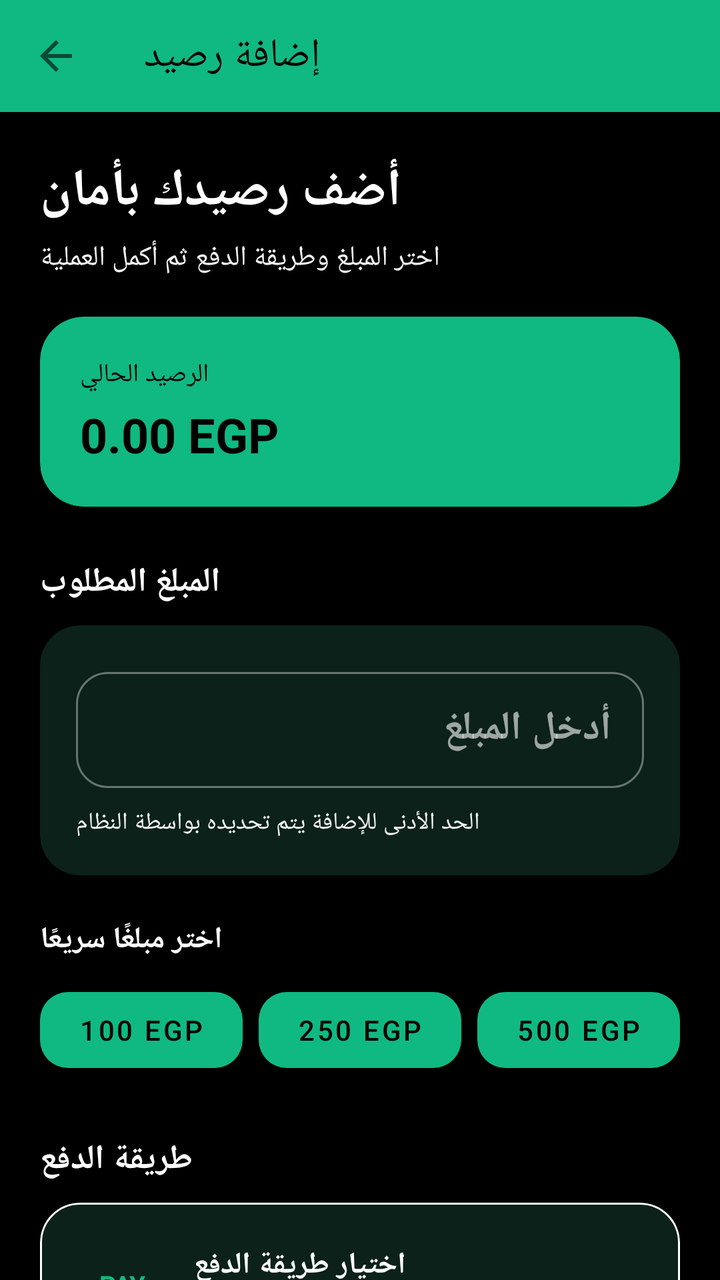
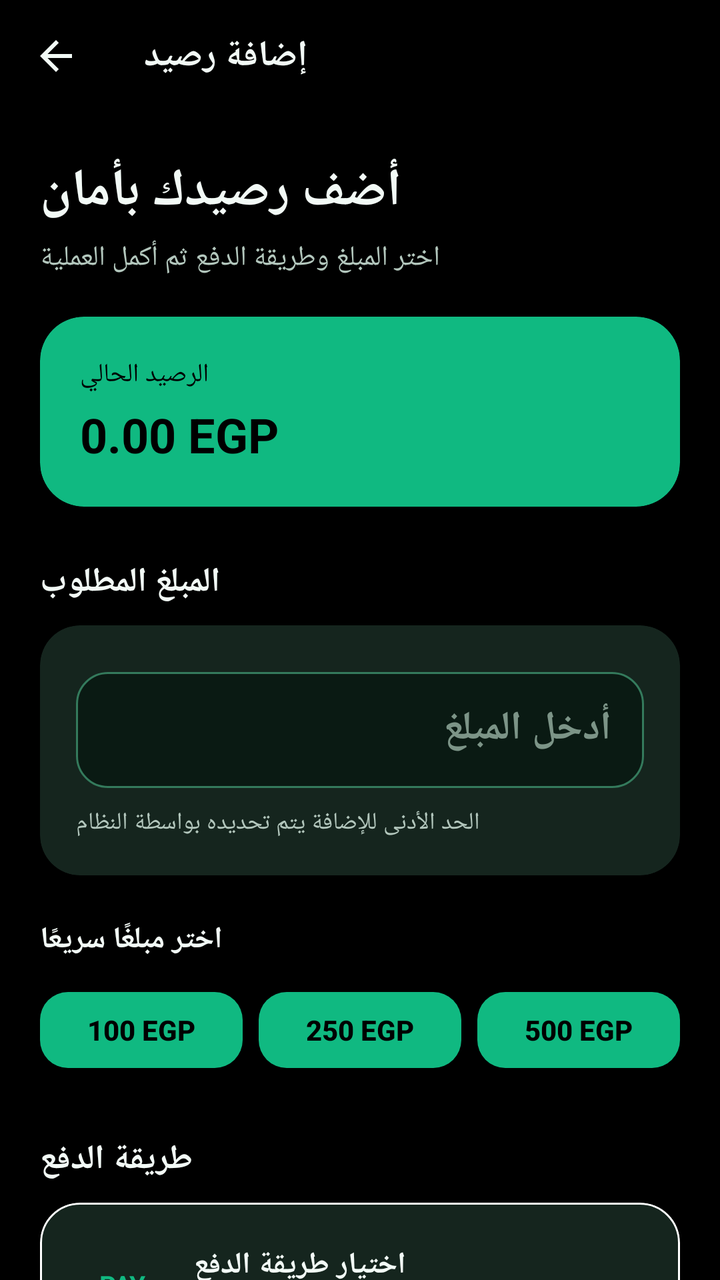

Screens rendered from an Android XML layout before and after an edit, with the pre-edit source and the edit as a unified diff.
<!-- AndroidManifest.xml: application theme Theme.Gameora -->
<!-- res/layout/activity_payment.xml -->
<?xml version="1.0" encoding="utf-8"?>
<FrameLayout
    xmlns:android="http://schemas.android.com/apk/res/android"
    xmlns:app="http://schemas.android.com/apk/res-auto"
    android:layout_width="match_parent"
    android:layout_height="match_parent"
    android:background="@color/background">

    <androidx.core.widget.NestedScrollView
        android:id="@+id/payment_scroll"
        android:layout_width="match_parent"
        android:layout_height="match_parent"
        android:fillViewport="true"
        android:clipToPadding="false"
        android:overScrollMode="never">

        <LinearLayout
            android:layout_width="match_parent"
            android:layout_height="wrap_content"
            android:orientation="vertical"
            android:paddingBottom="36dp">

            

            <com.google.android.material.appbar.MaterialToolbar
                android:id="@+id/toolbar"
                android:layout_width="match_parent"
                android:layout_height="?attr/actionBarSize"
                android:background="@color/brand_primary"
                app:navigationIcon="?attr/homeAsUpIndicator"
                app:title="إضافة رصيد"
                app:titleTextColor="@color/text_inverse" />

            

            <LinearLayout
                android:layout_width="match_parent"
                android:layout_height="wrap_content"
                android:orientation="vertical"
                android:paddingStart="20dp"
                android:paddingTop="22dp"
                android:paddingEnd="20dp">

                <TextView
                    android:layout_width="wrap_content"
                    android:layout_height="wrap_content"
                    android:text="أضف رصيدك بأمان"
                    android:textColor="@color/text_primary"
                    android:textSize="26sp"
                    android:textStyle="bold" />

                <TextView
                    android:layout_width="wrap_content"
                    android:layout_height="wrap_content"
                    android:layout_marginTop="6dp"
                    android:text="اختر المبلغ وطريقة الدفع ثم أكمل العملية"
                    android:textColor="@color/text_secondary"
                    android:textSize="14sp" />

            </LinearLayout>

            

            <com.google.android.material.card.MaterialCardView
                android:layout_width="match_parent"
                android:layout_height="wrap_content"
                android:layout_marginStart="20dp"
                android:layout_marginTop="20dp"
                android:layout_marginEnd="20dp"
                app:cardBackgroundColor="@color/brand_primary"
                app:cardCornerRadius="22dp"
                app:cardElevation="3dp">

                <LinearLayout
                    android:layout_width="match_parent"
                    android:layout_height="wrap_content"
                    android:orientation="vertical"
                    android:padding="20dp">

                    <TextView
                        android:layout_width="wrap_content"
                        android:layout_height="wrap_content"
                        android:text="الرصيد الحالي"
                        android:textColor="@color/text_inverse"
                        android:textSize="13sp" />

                    <TextView
                        android:id="@+id/payment_current_balance"
                        android:layout_width="wrap_content"
                        android:layout_height="wrap_content"
                        android:layout_marginTop="5dp"
                        android:text="0.00 EGP"
                        android:textColor="@color/text_inverse"
                        android:textSize="24sp"
                        android:textStyle="bold" />

                </LinearLayout>

            </com.google.android.material.card.MaterialCardView>

            

            <TextView
                android:layout_width="wrap_content"
                android:layout_height="wrap_content"
                android:layout_marginStart="20dp"
                android:layout_marginTop="26dp"
                android:text="المبلغ المطلوب"
                android:textColor="@color/text_primary"
                android:textSize="17sp"
                android:textStyle="bold" />

            <com.google.android.material.card.MaterialCardView
                android:layout_width="match_parent"
                android:layout_height="wrap_content"
                android:layout_marginStart="20dp"
                android:layout_marginTop="10dp"
                android:layout_marginEnd="20dp"
                app:cardCornerRadius="20dp"
                app:cardElevation="1dp">

                <LinearLayout
                    android:layout_width="match_parent"
                    android:layout_height="wrap_content"
                    android:orientation="vertical"
                    android:padding="18dp">

                    <com.google.android.material.textfield.TextInputLayout
                        android:id="@+id/payment_amount_layout"
                        style="@style/Widget.MaterialComponents.TextInputLayout.OutlinedBox"
                        android:layout_width="match_parent"
                        android:layout_height="wrap_content"
                        android:hint="أدخل المبلغ"
                        app:boxCornerRadiusBottomEnd="16dp"
                        app:boxCornerRadiusBottomStart="16dp"
                        app:boxCornerRadiusTopEnd="16dp"
                        app:boxCornerRadiusTopStart="16dp"
                        app:endIconMode="clear_text">

                        <com.google.android.material.textfield.TextInputEditText
                            android:id="@+id/payment_amount"
                            android:layout_width="match_parent"
                            android:layout_height="58dp"
                            android:inputType="numberDecimal"
                            android:maxLines="1"
                            android:paddingStart="16dp"
                            android:paddingEnd="16dp"
                            android:textSize="20sp"
                            android:textStyle="bold" />

                    </com.google.android.material.textfield.TextInputLayout>

                    <TextView
                        android:layout_width="wrap_content"
                        android:layout_height="wrap_content"
                        android:layout_marginTop="9dp"
                        android:text="الحد الأدنى للإضافة يتم تحديده بواسطة النظام"
                        android:textColor="@color/text_secondary"
                        android:textSize="12sp" />

                </LinearLayout>

            </com.google.android.material.card.MaterialCardView>

            

            <TextView
                android:layout_width="wrap_content"
                android:layout_height="wrap_content"
                android:layout_marginStart="20dp"
                android:layout_marginTop="22dp"
                android:text="اختر مبلغًا سريعًا"
                android:textColor="@color/text_primary"
                android:textSize="15sp"
                android:textStyle="bold" />

            <LinearLayout
                android:layout_width="match_parent"
                android:layout_height="wrap_content"
                android:layout_marginStart="20dp"
                android:layout_marginTop="10dp"
                android:layout_marginEnd="20dp"
                android:orientation="horizontal">

                <com.google.android.material.button.MaterialButton
                    android:id="@+id/payment_quick_100"
                    android:layout_width="0dp"
                    android:layout_height="50dp"
                    android:layout_weight="1"
                    android:text="100 EGP"
                    android:textAllCaps="false"
                    app:cornerRadius="14dp" />

                <Space
                    android:layout_width="8dp"
                    android:layout_height="1dp" />

                <com.google.android.material.button.MaterialButton
                    android:id="@+id/payment_quick_250"
                    android:layout_width="0dp"
                    android:layout_height="50dp"
                    android:layout_weight="1"
                    android:text="250 EGP"
                    android:textAllCaps="false"
                    app:cornerRadius="14dp" />

                <Space
                    android:layout_width="8dp"
                    android:layout_height="1dp" />

                <com.google.android.material.button.MaterialButton
                    android:id="@+id/payment_quick_500"
                    android:layout_width="0dp"
                    android:layout_height="50dp"
                    android:layout_weight="1"
                    android:text="500 EGP"
                    android:textAllCaps="false"
                    app:cornerRadius="14dp" />

            </LinearLayout>

            

            <TextView
                android:layout_width="wrap_content"
                android:layout_height="wrap_content"
                android:layout_marginStart="20dp"
                android:layout_marginTop="28dp"
                android:text="طريقة الدفع"
                android:textColor="@color/text_primary"
                android:textSize="17sp"
                android:textStyle="bold" />

            <com.google.android.material.card.MaterialCardView
                android:id="@+id/payment_method_card"
                android:layout_width="match_parent"
                android:layout_height="wrap_content"
                android:layout_marginStart="20dp"
                android:layout_marginTop="10dp"
                android:layout_marginEnd="20dp"
                android:clickable="true"
                android:focusable="true"
                android:foreground="?attr/selectableItemBackground"
                app:cardCornerRadius="20dp"
                app:cardElevation="1dp"
                app:strokeWidth="1dp">

                <LinearLayout
                    android:layout_width="match_parent"
                    android:layout_height="wrap_content"
                    android:gravity="center_vertical"
                    android:orientation="horizontal"
                    android:padding="17dp">

                    <TextView
                        android:id="@+id/payment_method_icon"
                        android:layout_width="48dp"
                        android:layout_height="48dp"
                        android:gravity="center"
                        android:text="PAY"
                        android:textColor="@color/brand_primary"
                        android:textSize="13sp"
                        android:textStyle="bold" />

                    <LinearLayout
                        android:layout_width="0dp"
                        android:layout_height="wrap_content"
                        android:layout_weight="1"
                        android:orientation="vertical"
                        android:paddingStart="12dp">

                        <TextView
                            android:id="@+id/payment_method_name"
                            android:layout_width="wrap_content"
                            android:layout_height="wrap_content"
                            android:text="اختيار طريقة الدفع"
                            android:textColor="@color/text_primary"
                            android:textSize="15sp"
                            android:textStyle="bold" />

                        <TextView
                            android:id="@+id/payment_method_description"
                            android:layout_width="wrap_content"
                            android:layout_height="wrap_content"
                            android:layout_marginTop="3dp"
                            android:text="سيتم عرض طرق الدفع المتاحة"
                            android:textColor="@color/text_secondary"
                            android:textSize="12sp" />

                    </LinearLayout>

                    <TextView
                        android:layout_width="wrap_content"
                        android:layout_height="wrap_content"
                        android:text="›"
                        android:textColor="@color/text_secondary"
                        android:textSize="28sp" />

                </LinearLayout>

            </com.google.android.material.card.MaterialCardView>

            

            <TextView
                android:layout_width="wrap_content"
                android:layout_height="wrap_content"
                android:layout_marginStart="20dp"
                android:layout_marginTop="28dp"
                android:text="ملخص العملية"
                android:textColor="@color/text_primary"
                android:textSize="17sp"
                android:textStyle="bold" />

            <com.google.android.material.card.MaterialCardView
                android:layout_width="match_parent"
                android:layout_height="wrap_content"
                android:layout_marginStart="20dp"
                android:layout_marginTop="10dp"
                android:layout_marginEnd="20dp"
                app:cardCornerRadius="20dp"
                app:cardElevation="1dp">

                <LinearLayout
                    android:layout_width="match_parent"
                    android:layout_height="wrap_content"
                    android:orientation="vertical"
                    android:padding="18dp">

                    <LinearLayout
                        android:layout_width="match_parent"
                        android:layout_height="wrap_content">

                        <TextView
                            android:layout_width="0dp"
                            android:layout_height="wrap_content"
                            android:layout_weight="1"
                            android:text="المبلغ"
                            android:textColor="@color/text_secondary" />

                        <TextView
                            android:id="@+id/payment_summary_amount"
                            android:layout_width="wrap_content"
                            android:layout_height="wrap_content"
                            android:text="0.00 EGP"
                            android:textColor="@color/text_primary"
                            android:textStyle="bold" />

                    </LinearLayout>

                    <LinearLayout
                        android:layout_width="match_parent"
                        android:layout_height="wrap_content"
                        android:layout_marginTop="12dp">

                        <TextView
                            android:layout_width="0dp"
                            android:layout_height="wrap_content"
                            android:layout_weight="1"
                            android:text="رسوم الدفع"
                            android:textColor="@color/text_secondary" />

                        <TextView
                            android:id="@+id/payment_fee"
                            android:layout_width="wrap_content"
                            android:layout_height="wrap_content"
                            android:text="0.00 EGP"
                            android:textColor="@color/text_primary" />

                    </LinearLayout>

                    <View
                        android:layout_width="match_parent"
                        android:layout_height="1dp"
                        android:layout_marginTop="16dp"
                        android:layout_marginBottom="16dp"
                        android:background="@color/divider" />

                    <LinearLayout
                        android:layout_width="match_parent"
                        android:layout_height="wrap_content">

                        <TextView
                            android:layout_width="0dp"
                            android:layout_height="wrap_content"
                            android:layout_weight="1"
                            android:text="الإجمالي"
                            android:textColor="@color/text_primary"
                            android:textSize="16sp"
                            android:textStyle="bold" />

                        <TextView
                            android:id="@+id/payment_total"
                            android:layout_width="wrap_content"
                            android:layout_height="wrap_content"
                            android:text="0.00 EGP"
                            android:textColor="@color/brand_primary"
                            android:textSize="19sp"
                            android:textStyle="bold" />

                    </LinearLayout>

                </LinearLayout>

            </com.google.android.material.card.MaterialCardView>

            

            <com.google.android.material.card.MaterialCardView
                android:layout_width="match_parent"
                android:layout_height="wrap_content"
                android:layout_marginStart="20dp"
                android:layout_marginTop="16dp"
                android:layout_marginEnd="20dp"
                app:cardCornerRadius="16dp"
                app:cardElevation="0dp">

                <LinearLayout
                    android:layout_width="match_parent"
                    android:layout_height="wrap_content"
                    android:orientation="vertical"
                    android:padding="15dp">

                    <TextView
                        android:layout_width="wrap_content"
                        android:layout_height="wrap_content"
                        android:text="عملية دفع آمنة"
                        android:textColor="@color/text_primary"
                        android:textSize="13sp"
                        android:textStyle="bold" />

                    <TextView
                        android:layout_width="match_parent"
                        android:layout_height="wrap_content"
                        android:layout_marginTop="4dp"
                        android:text="لن تتم إضافة الرصيد إلى محفظتك إلا بعد تأكيد نجاح عملية الدفع."
                        android:textColor="@color/text_secondary"
                        android:textSize="12sp" />

                </LinearLayout>

            </com.google.android.material.card.MaterialCardView>

            

            <com.google.android.material.button.MaterialButton
                android:id="@+id/payment_continue"
                android:layout_width="match_parent"
                android:layout_height="58dp"
                android:layout_marginStart="20dp"
                android:layout_marginTop="22dp"
                android:layout_marginEnd="20dp"
                android:text="المتابعة إلى الدفع"
                android:textAllCaps="false"
                android:textSize="16sp"
                android:textStyle="bold"
                app:cornerRadius="17dp" />

        </LinearLayout>

    </androidx.core.widget.NestedScrollView>

</FrameLayout>
<!-- resources referenced by this layout -->
<resources>
  <color name="divider">#1B3A2D</color>
  <color name="text_primary">#FFFFFF</color>
  <color name="text_secondary">#F5F5F5</color>
  <style name="Theme.Gameora" parent="Theme.MaterialComponents.DayNight.NoActionBar">
          <item name="colorPrimary">@color/brand_primary</item>
          <item name="colorPrimaryVariant">@color/brand_primary_dark</item>
          <item name="colorOnPrimary">@color/text_inverse</item>
          <item name="colorSecondary">@color/brand_secondary</item>
          <item name="colorOnSecondary">@color/text_inverse</item>
          <item name="colorAccent">@color/brand_accent</item>
          <item name="android:colorBackground">@color/bg_screen</item>
          <item name="android:windowBackground">@color/bg_screen</item>
          <item name="colorSurface">@color/bg_surface</item>
          <item name="colorOnSurface">@color/text_primary</item>
          <item name="colorError">@color/error_color</item>
  
          <item name="materialAlertDialogTheme">@style/Theme.Gameora.Dialog</item>
      </style>
  <color name="brand_primary_dark">#059669</color>
  <color name="brand_accent">#6EE7B7</color>
  <color name="bg_surface">#0B2119</color>
  <style name="Theme.Gameora.Dialog" parent="ThemeOverlay.MaterialComponents.MaterialAlertDialog">
          <item name="colorPrimary">@color/brand_primary</item>
      </style>
  <!-- unchanged entries left out for length: 6 -->
</resources>

<!-- the commit's change to res/layout/activity_payment.xml (unified diff, before → after) -->
@@ -26,10 +26,8 @@
                 android:id="@+id/toolbar"
                 android:layout_width="match_parent"
                 android:layout_height="?attr/actionBarSize"
-                android:background="@color/brand_primary"
                 app:navigationIcon="?attr/homeAsUpIndicator"
-                app:title="إضافة رصيد"
-                app:titleTextColor="@color/text_inverse" />
+                app:title="إضافة رصيد" />
 
             
 
@@ -127,7 +125,7 @@
 
                     <com.google.android.material.textfield.TextInputLayout
                         android:id="@+id/payment_amount_layout"
-                        style="@style/Widget.MaterialComponents.TextInputLayout.OutlinedBox"
+                        style="@style/Widget.Gameora.TextInput"
                         android:layout_width="match_parent"
                         android:layout_height="wrap_content"
                         android:hint="أدخل المبلغ"
<!-- resource entries referenced after the edit -->
@@ -1,29 +1,107 @@
 <!-- resources referenced by this layout -->
 <resources>
-  <color name="divider">#1B3A2D</color>
-  <color name="text_primary">#FFFFFF</color>
-  <color name="text_secondary">#F5F5F5</color>
-  <style name="Theme.Gameora" parent="Theme.MaterialComponents.DayNight.NoActionBar">
+  <color name="divider">#1B3B2D</color>
+  <color name="text_primary">#F2FAF6</color>
+  <color name="text_secondary">#B3C7BD</color>
+  <style name="Widget.Gameora.TextInput" parent="Widget.MaterialComponents.TextInputLayout.OutlinedBox">
+          <item name="boxBackgroundColor">@color/bg_surface</item>
+          <item name="boxStrokeColor">@color/input_stroke</item>
+          <item name="boxStrokeWidth">1dp</item>
+          <item name="boxStrokeWidthFocused">2dp</item>
+          <item name="hintTextColor">@color/brand_primary</item>
+          <item name="android:textColorHint">@color/text_hint</item>
+          <item name="boxCornerRadiusBottomEnd">12dp</item>
+          <item name="boxCornerRadiusBottomStart">12dp</item>
+          <item name="boxCornerRadiusTopEnd">12dp</item>
+          <item name="boxCornerRadiusTopStart">12dp</item>
+      </style>
+  <style name="Theme.Gameora" parent="Theme.MaterialComponents.NoActionBar">
+  
+          
           <item name="colorPrimary">@color/brand_primary</item>
           <item name="colorPrimaryVariant">@color/brand_primary_dark</item>
           <item name="colorOnPrimary">@color/text_inverse</item>
           <item name="colorSecondary">@color/brand_secondary</item>
+          <item name="colorSecondaryVariant">@color/brand_primary_dark</item>
           <item name="colorOnSecondary">@color/text_inverse</item>
-          <item name="colorAccent">@color/brand_accent</item>
+          <item name="colorAccent">@color/brand_primary</item>
+          <item name="colorError">@color/error_color</item>
+          <item name="colorOnError">@color/text_inverse</item>
+  
+          
           <item name="android:colorBackground">@color/bg_screen</item>
           <item name="android:windowBackground">@color/bg_screen</item>
+          <item name="colorOnBackground">@color/text_primary</item>
           <item name="colorSurface">@color/bg_surface</item>
           <item name="colorOnSurface">@color/text_primary</item>
-          <item name="colorError">@color/error_color</item>
   
+          
+          <item name="android:statusBarColor">@color/bg_screen</item>
+          <item name="android:navigationBarColor">@color/bg_screen</item>
+          <item name="android:windowLightStatusBar">false</item>
+  
+          
+          <item name="colorControlNormal">@color/text_hint</item>
+          <item name="colorControlActivated">@color/brand_primary</item>
+          <item name="colorControlHighlight">@color/ripple_emerald</item>
+          <item name="android:textColorHint">@color/text_hint</item>
+          <item name="android:textColorLink">@color/brand_secondary</item>
+          <item name="android:textColorHighlight">@color/ripple_emerald</item>
+          <item name="android:colorEdgeEffect">@color/brand_primary</item>
+  
+          
+          <item name="materialButtonStyle">@style/Widget.Gameora.Button</item>
+          <item name="materialButtonOutlinedStyle">@style/Widget.Gameora.Button.Outlined</item>
+          <item name="textInputStyle">@style/Widget.Gameora.TextInput</item>
+          <item name="toolbarStyle">@style/Widget.Gameora.Toolbar</item>
+          <item name="bottomSheetDialogTheme">@style/Theme.Gameora.BottomSheet</item>
           <item name="materialAlertDialogTheme">@style/Theme.Gameora.Dialog</item>
       </style>
-  <color name="brand_primary_dark">#059669</color>
-  <color name="brand_accent">#6EE7B7</color>
-  <color name="bg_surface">#0B2119</color>
+  <color name="brand_primary_dark">#047857</color>
+  <color name="ripple_emerald">#2910B981</color>
+  <style name="Widget.Gameora.Button" parent="Widget.MaterialComponents.Button">
+          <item name="android:textAllCaps">false</item>
+          <item name="android:textStyle">bold</item>
+          <item name="android:letterSpacing">0</item>
+          <item name="cornerRadius">12dp</item>
+          <item name="android:minHeight">48dp</item>
+      </style>
+  <style name="Widget.Gameora.Button.Outlined" parent="Widget.MaterialComponents.Button.OutlinedButton">
+          <item name="android:textAllCaps">false</item>
+          <item name="android:textStyle">bold</item>
+          <item name="android:letterSpacing">0</item>
+          <item name="android:textColor">@color/brand_secondary</item>
+          <item name="cornerRadius">12dp</item>
+          <item name="android:minHeight">48dp</item>
+          <item name="strokeColor">@color/brand_primary_dark</item>
+          <item name="strokeWidth">1dp</item>
+          <item name="rippleColor">@color/ripple_emerald</item>
+      </style>
+  <style name="Widget.Gameora.Toolbar" parent="Widget.MaterialComponents.Toolbar">
+          <item name="android:background">@color/bg_screen</item>
+          <item name="titleTextColor">@color/text_primary</item>
+          <item name="titleTextAppearance">@style/TextAppearance.Gameora.ToolbarTitle</item>
+          <item name="navigationIconTint">@color/text_primary</item>
+      </style>
+  <style name="Theme.Gameora.BottomSheet" parent="ThemeOverlay.MaterialComponents.BottomSheetDialog">
+          <item name="bottomSheetStyle">@style/Widget.Gameora.BottomSheet</item>
+      </style>
+  <color name="bg_surface">#0A1A13</color>
+  <color name="text_hint">#7C9487</color>
   <style name="Theme.Gameora.Dialog" parent="ThemeOverlay.MaterialComponents.MaterialAlertDialog">
           <item name="colorPrimary">@color/brand_primary</item>
+          <item name="colorSurface">@color/bg_surface_raised</item>
+          <item name="colorOnSurface">@color/text_primary</item>
       </style>
+  <style name="TextAppearance.Gameora.ToolbarTitle" parent="TextAppearance.MaterialComponents.Headline6">
+          <item name="android:textSize">18sp</item>
+          <item name="android:textStyle">bold</item>
+          <item name="android:letterSpacing">0</item>
+      </style>
+  <style name="Widget.Gameora.BottomSheet" parent="Widget.MaterialComponents.BottomSheet.Modal">
+          <item name="backgroundTint">@color/bg_surface</item>
+      </style>
+  <color name="bg_surface_raised">#10281D</color>
   <!-- unchanged entries left out for length: 6 -->
 </resources>
 
